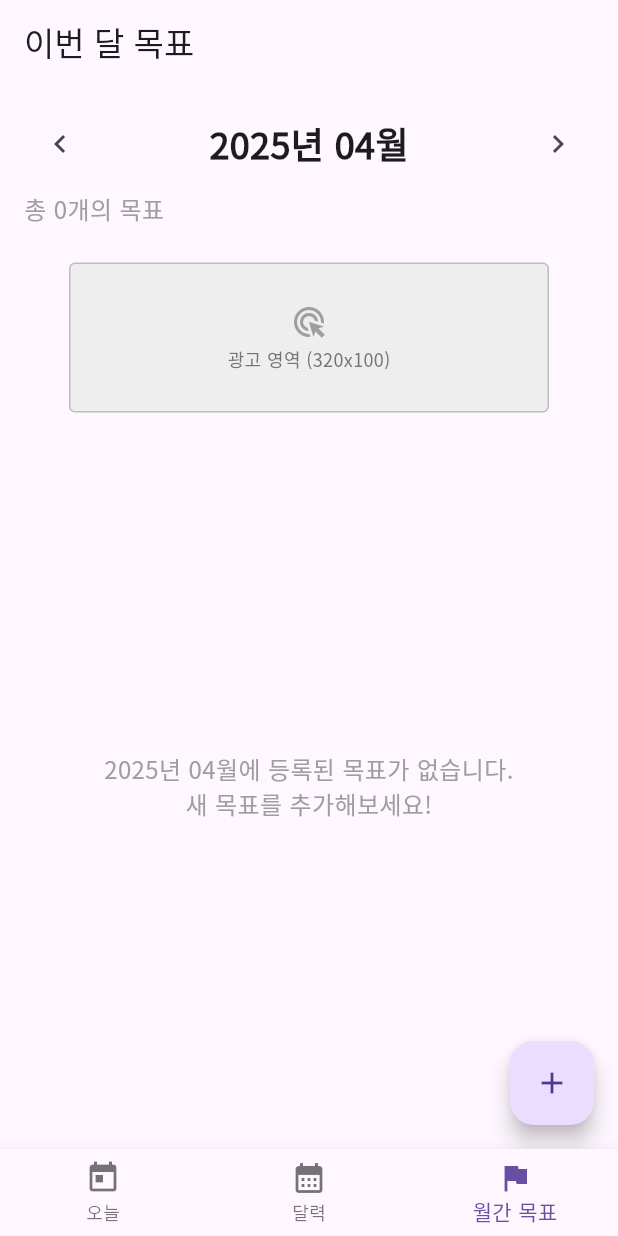
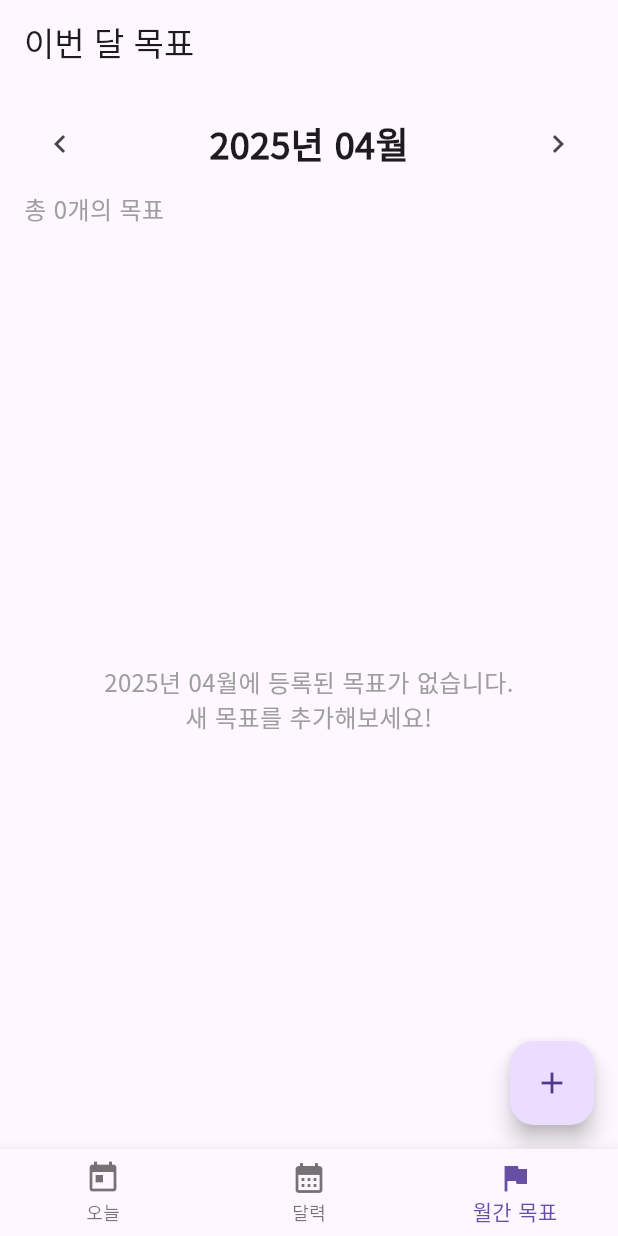
Before and after one commit to WonCharles/simple_todo, a Flutter app: the screen it shows after launch, item 3 of the bottom bar chosen, on a phone screen of 412 x 824 dp. Run offline on Flutter 3.47's test engine with Material 3 defaults, Android fonts, the phone set to English and light mode, and no system bars; our stand-ins replace flutter_slidable, shared_preferences.

Commit message:
Remove ad banner from MonthlyGoalScreen

```diff
--- a/lib/screens/monthly_goal_screen.dart
+++ b/lib/screens/monthly_goal_screen.dart
@@ -4,7 +4,6 @@ import 'package:intl/intl.dart';
 import '../providers/monthly_goal_provider.dart';
 import '../widgets/monthly_goal_item.dart';
 import '../models/monthly_goal_model.dart';
-import '../widgets/ad_banner_placeholder.dart';
 
 class MonthlyGoalScreen extends StatefulWidget {
   const MonthlyGoalScreen({Key? key}) : super(key: key);
@@ -107,9 +106,6 @@ class _MonthlyGoalScreenState extends State<MonthlyGoalScreen> {
                 ),
               ),
 
-              // 배너 광고 추가
-              const Center(child: AdBannerPlaceholder(size: BannerSize.largeBanner)),
-
               // 목표 목록
               Expanded(
                 child: goalProvider.monthlyGoals.isEmpty
```
